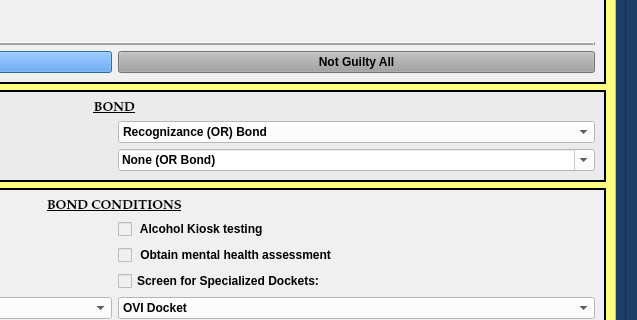
Above: package/views/ui/NotGuiltyBondDialog.ui from HunterProgram22/MuniEntry before the change; both pictures show x 408 to 1045 and y 271 to 591 of the 1045 by 791 pixel window. Below: the same form after it.
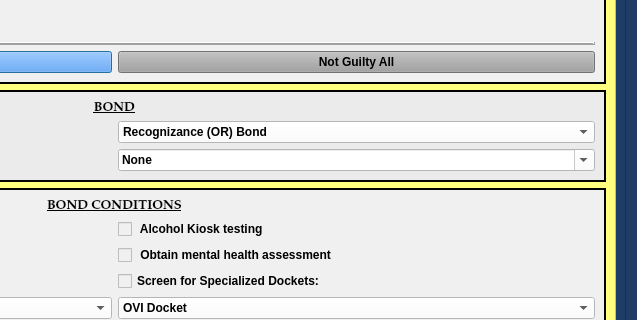
That is the form after the change. Custom widgets are drawn as their Qt base class.

Commit message:
Updated Bond amount to None for all Bonds.
Working on info checkers for Not Guilty.

Set bond and special condition frames to hide for continue bond on NGB.

Updated bond hearing and no plea bond to say none for type.

Refactored base dialog transfer_view some more.

Refactored view_modifier transfer_model.

Renamed terms object to model class in base dialog transfer.

Fixed PCVH Bond.

Patch:
```diff
--- a/package/views/ui/NotGuiltyBondDialog.ui
+++ b/package/views/ui/NotGuiltyBondDialog.ui
@@ -747,7 +747,7 @@
                </property>
                <item>
                 <property name="text">
-                 <string>None (OR Bond)</string>
+                 <string>None</string>
                 </property>
                </item>
                <item>
```
Left out of the diff: 9 changed lines with no effect on the pictures. The commit also changes 21 other files.
